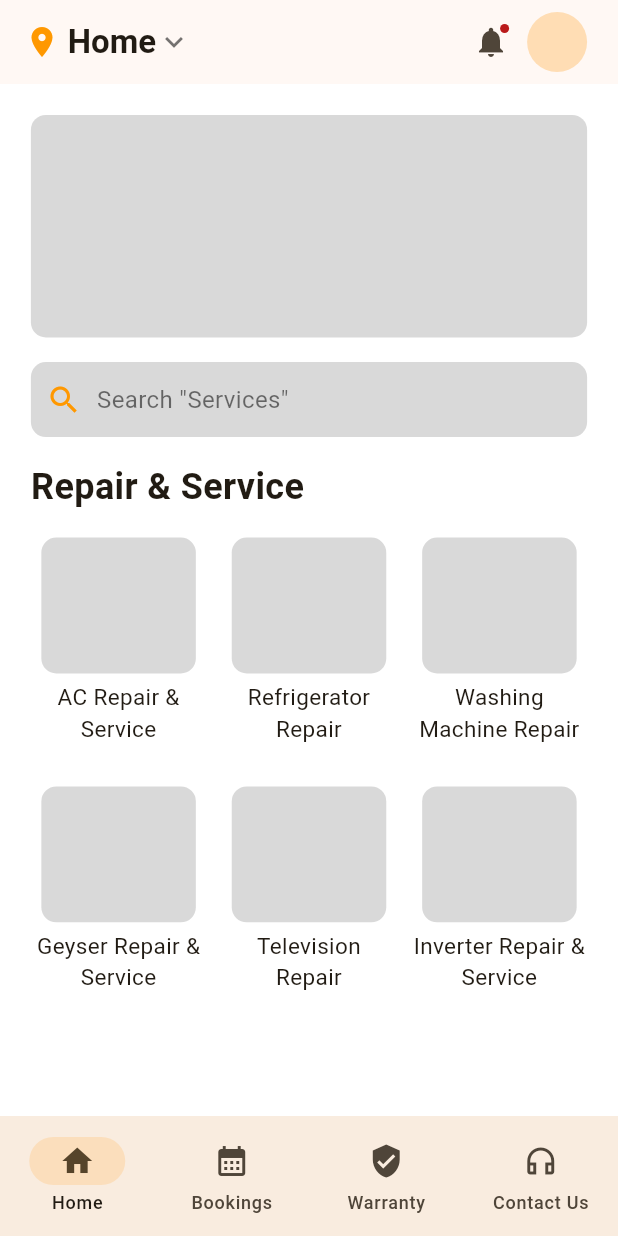
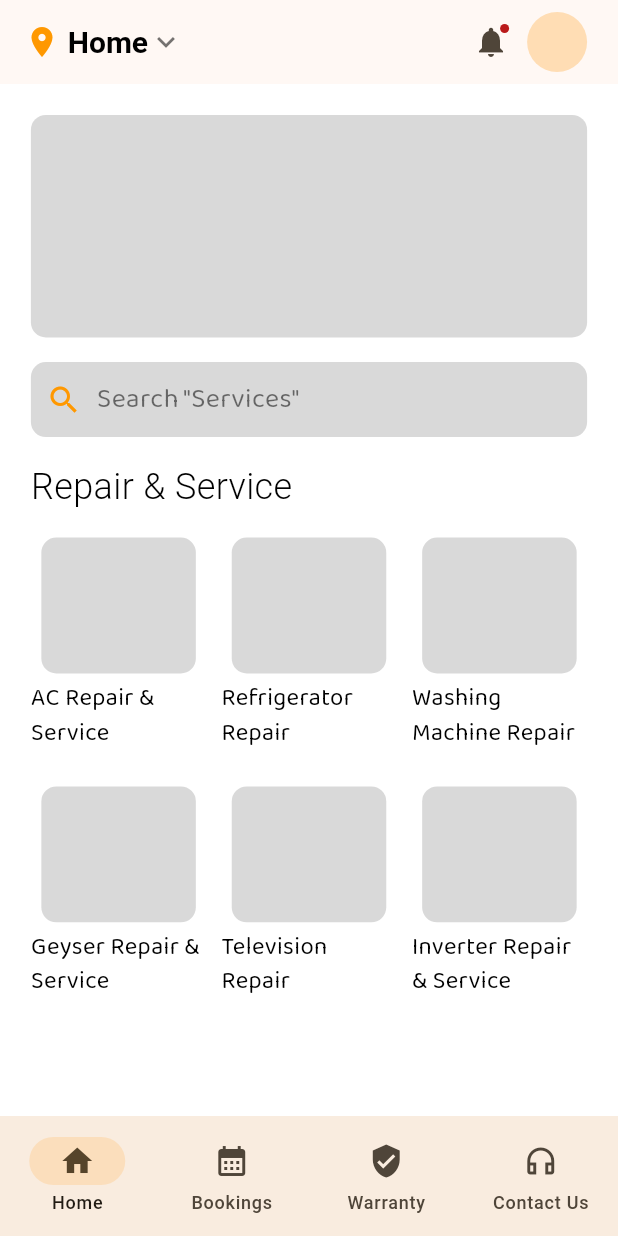
Before and after one commit to YesShubham01/zepair, a Flutter app: the screen it shows after launch, on a phone screen of 412 x 824 dp. Run offline on Flutter 3.47's test engine with Material 3 defaults, Android fonts, the phone set to English and light mode, and no system bars; our stand-ins replace gap, lottie, pinput; Roboto replaces fonts that are missing (SF-Pro).

Commit message:
Font changed in HomePage

```diff
--- a/lib/main.dart
+++ b/lib/main.dart
@@ -1,4 +1,6 @@
 import 'package:flutter/material.dart';
+import 'package:zepair/modules/Home%20Pages/home_page.dart';
+import 'package:zepair/modules/Home%20Pages/home_screen.dart';
 import 'package:zepair/modules/Splash%20Page/splash_page.dart';
 import 'package:zepair/utils/constants/colors.dart';
 
@@ -21,7 +23,7 @@ class ZepairApp extends StatelessWidget {
       debugShowCheckedModeBanner: false,
 
       // call here the page you are working on.
-      home: const SplashPage(),
+      home: const HomeScreen(),
     );
   }
 }
--- a/lib/modules/Home Pages/Support Widgets/custom_searchbar.dart
+++ b/lib/modules/Home Pages/Support Widgets/custom_searchbar.dart
@@ -1,5 +1,6 @@
 import 'package:flutter/material.dart';
 import 'package:zepair/utils/constants/colors.dart';
+import 'package:zepair/utils/custom%20widgets/custom_text.dart';
 
 class CustomSearchBar extends StatelessWidget {
   const CustomSearchBar({super.key});
@@ -22,10 +23,11 @@ class CustomSearchBar extends StatelessWidget {
               padding: EdgeInsets.symmetric(horizontal: 10),
               child: Icon(Icons.search, color: Colors.orange),
             ),
-            Text(
-              'Search "Services"',
-              style: TextStyle(color: Colors.black54, fontSize: 16),
-            ),
+            CustomText(
+                text: 'Search "Services"',
+                size: 18,
+                color: Colors.black54,
+                fontFamily: FontType.balooBhai2),
           ],
         ),
       ),
--- a/lib/modules/Home Pages/Support Widgets/service_grid.dart
+++ b/lib/modules/Home Pages/Support Widgets/service_grid.dart
@@ -1,5 +1,6 @@
 import 'package:flutter/material.dart';
 import 'package:zepair/utils/constants/colors.dart';
+import 'package:zepair/utils/custom%20widgets/custom_text.dart';
 
 class ServiceGrid extends StatefulWidget {
   const ServiceGrid({
@@ -58,11 +59,11 @@ class _ServiceGridState extends State<ServiceGrid> {
           ),
         ),
         const SizedBox(height: 5),
-        Text(
-          serviceName,
-          textAlign: TextAlign.center,
-          style: const TextStyle(fontSize: 15),
-        ),
+        CustomText(
+            text: serviceName,
+            size: 16,
+            fontFamily: FontType.balooBhai2,
+            color: Colors.black),
       ],
     );
   }
--- a/lib/modules/Home Pages/home_page.dart
+++ b/lib/modules/Home Pages/home_page.dart
@@ -3,6 +3,7 @@ import 'package:gap/gap.dart';
 import 'package:zepair/modules/Home%20Pages/Support%20Widgets/custom_searchbar.dart';
 import 'package:zepair/modules/Home%20Pages/Support%20Widgets/service_grid.dart';
 import 'package:zepair/utils/constants/colors.dart';
+import 'package:zepair/utils/custom%20widgets/custom_text.dart';
 
 class HomePage extends StatefulWidget {
   const HomePage({super.key});
@@ -38,8 +39,11 @@ class _HomePageState extends State<HomePage> {
           Gap(h * 0.02),
           const CustomSearchBar(),
           Gap(h * 0.02),
-          const Text("Repair & Service",
-              style: TextStyle(fontSize: 24, fontWeight: FontWeight.bold)),
+          CustomText(
+              text: "Repair & Service",
+              color: Colors.black,
+              fontFamily: FontType.sfPro,
+              size: 24),
           Gap(h * 0.02),
           const ServiceGrid(),
         ],
@@ -65,7 +69,12 @@ class _HomePageState extends State<HomePage> {
         children: [
           const Icon(Icons.location_on, color: Colors.orange),
           Gap(w * 0.0125),
-          const Text("Home", style: TextStyle(fontWeight: FontWeight.bold)),
+          const CustomText(
+              text: "Home",
+              size: 20,
+              weight: FontWeight.bold,
+              color: Colors.black,
+              fontFamily: FontType.sfPro),
           const Icon(Icons.keyboard_arrow_down, color: Colors.black54),
         ],
       ),
```
